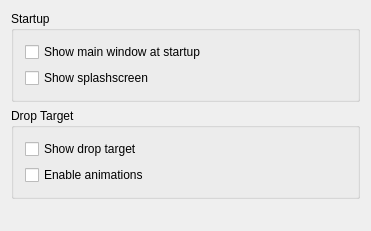
Above: conf/dlgappearance.ui from KDE/kget before the change. Below: the same form after it.
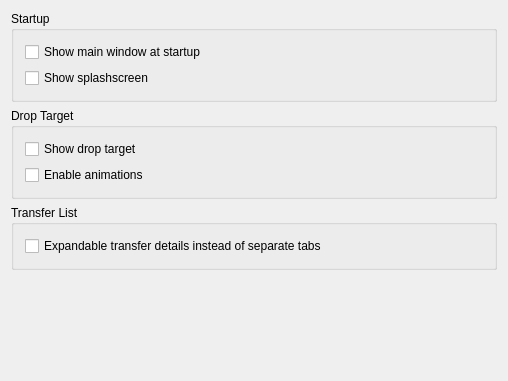
That is the form after the change.

Commit message: Added an option, disabled by default, to show the transfers details using the kextendableitemdelegate. Discussed with the KGet team. KExtendableItemDelegate class: planned to be public part of kdelibs, at the moment just a copy of the class from kdelibs/kdeui/itemsview into kget/ui.

Diff of the .ui file:
```diff
--- a/conf/dlgappearance.ui
+++ b/conf/dlgappearance.ui
@@ -1,6 +1,14 @@
 <ui version="4.0" >
  <class>DlgAppearance</class>
  <widget class="QWidget" name="DlgAppearance" >
+  <property name="geometry" >
+   <rect>
+    <x>0</x>
+    <y>0</y>
+    <width>508</width>
+    <height>381</height>
+   </rect>
+  </property>
   <layout class="QVBoxLayout" >
    <item>
     <widget class="QGroupBox" name="startupGroup" >
@@ -48,6 +56,22 @@
      </layout>
     </widget>
    </item>
+   <item>
+    <widget class="QGroupBox" name="groupBox" >
+     <property name="title" >
+      <string>Transfer List</string>
+     </property>
+     <layout class="QGridLayout" >
+      <item row="0" column="0" >
+       <widget class="QCheckBox" name="kcfg_ShowExpandableTransferDetails" >
+        <property name="text" >
+         <string>Expandable transfer details instead of separate tabs</string>
+        </property>
+       </widget>
+      </item>
+     </layout>
+    </widget>
+   </item>
    <item>
     <spacer>
      <property name="orientation" >
```
The commit also changes 15 other files.
